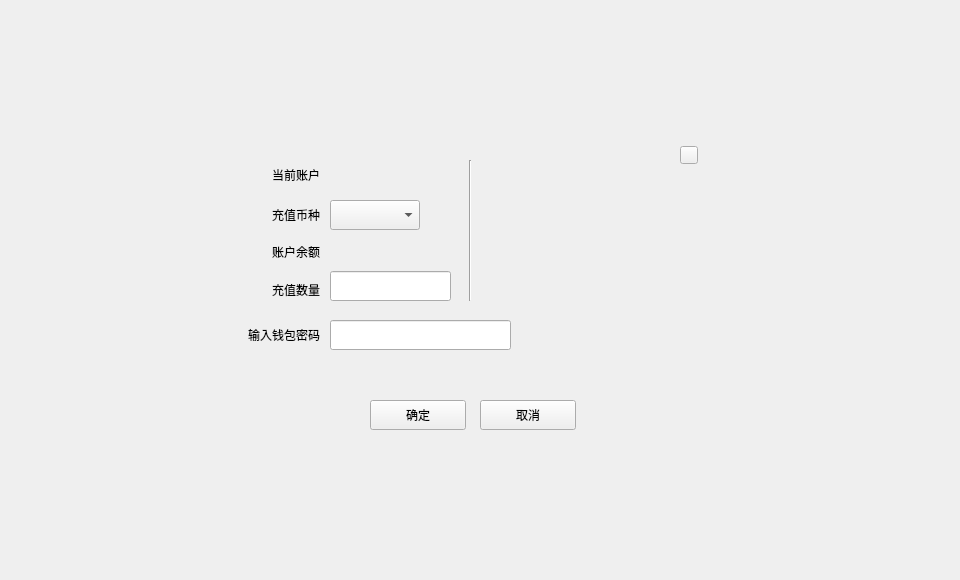
Qt form LNKWallet/exchange/depositexchangecontractdialog.ui (HcashOrg/hx-indicator) before a commit.
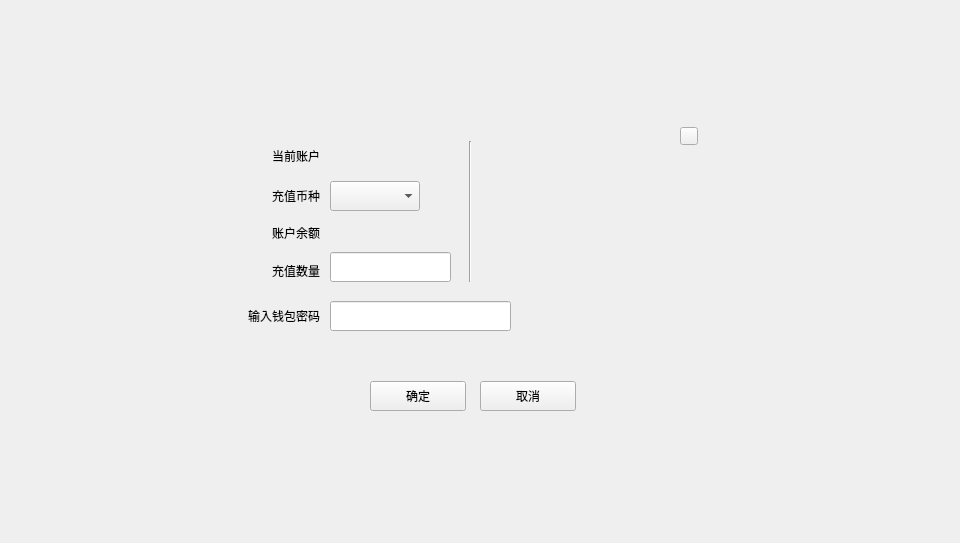
The same form after that commit.

Diff of the .ui file:
```diff
--- a/LNKWallet/exchange/depositexchangecontractdialog.ui
+++ b/LNKWallet/exchange/depositexchangecontractdialog.ui
@@ -7,7 +7,7 @@
     <x>0</x>
     <y>0</y>
     <width>960</width>
-    <height>580</height>
+    <height>543</height>
    </rect>
   </property>
   <property name="windowTitle">
@@ -19,7 +19,7 @@
      <x>0</x>
      <y>0</y>
      <width>960</width>
-     <height>580</height>
+     <height>543</height>
     </rect>
    </property>
    <property name="font">
@@ -31,7 +31,7 @@
     <property name="geometry">
      <rect>
       <x>230</x>
-      <y>130</y>
+      <y>111</y>
       <width>500</width>
       <height>320</height>
      </rect>
```
